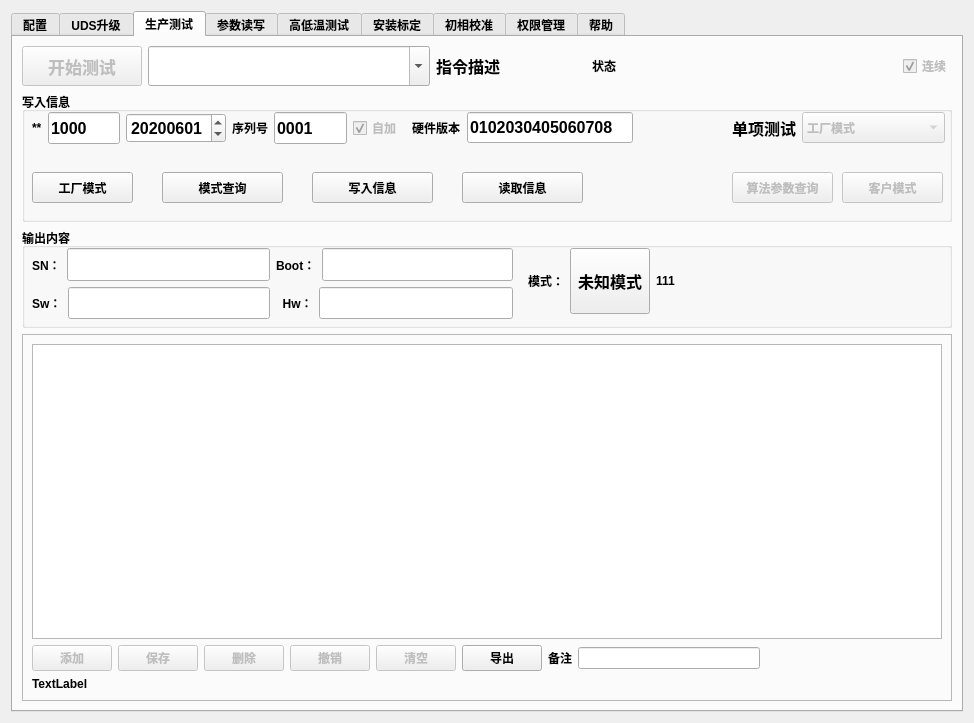
nealwang123/template2, file src/app/view/businessform/udsform.ui: the form before one commit.
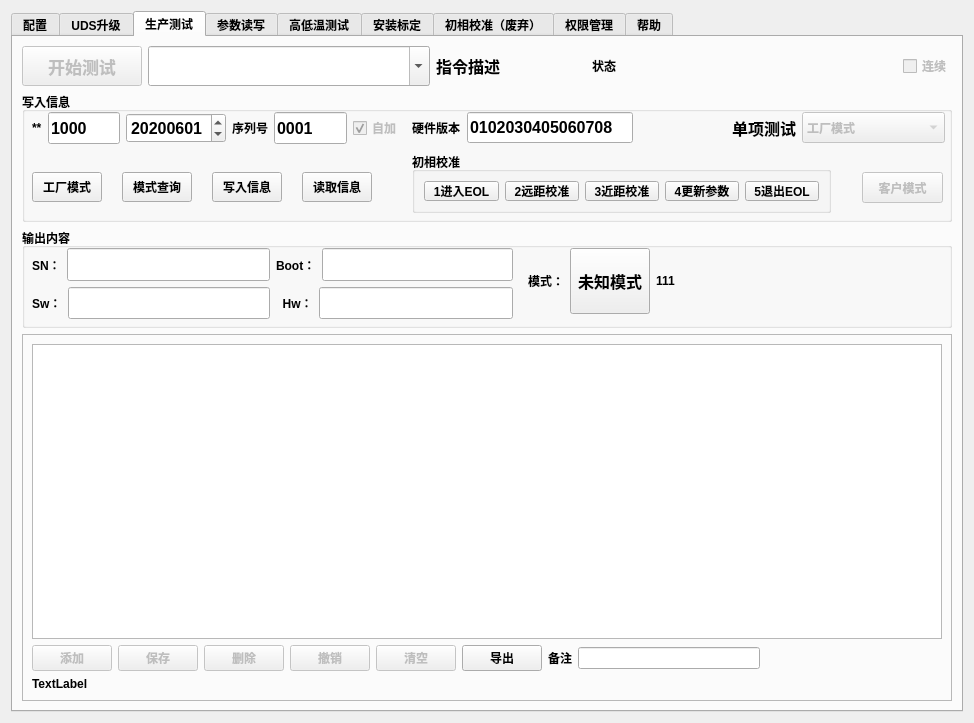
The form after the commit. The open tabs and pages were chosen to show the change. Icons and pictures are not drawn.

Commit message: 1:生产测试窗口添加初相校准功能测试； 2:默认放开管理员权限，关闭连续发送，为方便can调试,添加CAN数据收发记录窗口，默认不显示； 3:固件升级升级完成等待反馈定时器延长至5s； 4:初相校准功能操作说明见下方生产测试窗口功能说明； 5：封装了can发送接口，方便向界面统一发送信号触发显示或后续存储； V1.2.1 V1.2.2(仅添加部分说明) bugfix：修复安装标定错误信息结果

What changed in the file:
```diff
--- a/src/app/view/businessform/udsform.ui
+++ b/src/app/view/businessform/udsform.ui
@@ -793,7 +793,7 @@
               <string>连续</string>
              </property>
              <property name="checked">
-              <bool>true</bool>
+              <bool>false</bool>
              </property>
             </widget>
            </item>
@@ -1105,8 +1105,8 @@
              <rect>
               <x>10</x>
               <y>80</y>
-              <width>101</width>
-              <height>31</height>
+              <width>70</width>
+              <height>30</height>
              </rect>
             </property>
             <property name="text">
@@ -1116,10 +1116,10 @@
            <widget class="QPushButton" name="button_queryMode">
             <property name="geometry">
              <rect>
-              <x>140</x>
+              <x>100</x>
               <y>80</y>
-              <width>121</width>
-              <height>31</height>
+              <width>70</width>
+              <height>30</height>
              </rect>
             </property>
             <property name="text">
@@ -1129,10 +1129,10 @@
            <widget class="QPushButton" name="button_burnInfo">
             <property name="geometry">
              <rect>
-              <x>290</x>
+              <x>190</x>
               <y>80</y>
-              <width>121</width>
-              <height>31</height>
+              <width>70</width>
+              <height>30</height>
              </rect>
             </property>
             <property name="text">
@@ -1142,41 +1142,25 @@
            <widget class="QPushButton" name="button_queryInfo">
             <property name="geometry">
              <rect>
-              <x>440</x>
+              <x>280</x>
               <y>80</y>
-              <width>121</width>
-              <height>31</height>
+              <width>70</width>
+              <height>30</height>
              </rect>
             </property>
             <property name="text">
              <string>读取信息</string>
             </property>
            </widget>
-           <widget class="QPushButton" name="button_AlgoQuery">
-            <property name="enabled">
-             <bool>false</bool>
-            </property>
-            <property name="geometry">
-             <rect>
-              <x>710</x>
-              <y>80</y>
-              <width>101</width>
-              <height>31</height>
-             </rect>
-            </property>
-            <property name="text">
-             <string>算法参数查询</string>
-            </property>
-           </widget>
            <widget class="QPushButton" name="button_Consumer">
             <property name="enabled">
              <bool>false</bool>
             </property>
             <property name="geometry">
              <rect>
-              <x>820</x>
+              <x>840</x>
               <y>80</y>
-              <width>101</width>
+              <width>81</width>
               <height>31</height>
              </rect>
             </property>
@@ -1184,6 +1168,56 @@
              <string>客户模式</string>
             </property>
            </widget>
+           <widget class="QGroupBox" name="groupBox_4">
+            <property name="geometry">
+             <rect>
+              <x>390</x>
+              <y>60</y>
+              <width>419</width>
+              <height>61</height>
+             </rect>
+            </property>
+            <property name="title">
+             <string>初相校准</string>
+            </property>
+            <layout class="QHBoxLayout" name="horizontalLayout_32">
+             <item>
+              <widget class="QPushButton" name="button_Calibration_1">
+               <property name="text">
+                <string>1进入EOL</string>
+               </property>
+              </widget>
+             </item>
+             <item>
+              <widget class="QPushButton" name="button_Calibration_2">
+               <property name="text">
+                <string>2远距校准</string>
+               </property>
+              </widget>
+             </item>
+             <item>
+              <widget class="QPushButton" name="button_Calibration_3">
+               <property name="text">
+                <string>3近距校准</string>
+               </property>
+              </widget>
+             </item>
+             <item>
+              <widget class="QPushButton" name="button_Calibration_4">
+               <property name="text">
+                <string>4更新参数</string>
+               </property>
+              </widget>
+             </item>
+             <item>
+              <widget class="QPushButton" name="button_Calibration_5">
+               <property name="text">
+                <string>5退出EOL</string>
+               </property>
+              </widget>
+             </item>
+            </layout>
+           </widget>
           </widget>
          </item>
          <item>
@@ -2064,7 +2098,7 @@
      </widget>
      <widget class="QWidget" name="tab_9">
       <attribute name="title">
-       <string>初相校准</string>
+       <string>初相校准（废弃）</string>
       </attribute>
       <layout class="QHBoxLayout" name="horizontalLayout_30">
        <item>
```
Left out of the diff: 53 changed lines with no effect on the pictures. The commit also changes 13 other files.
